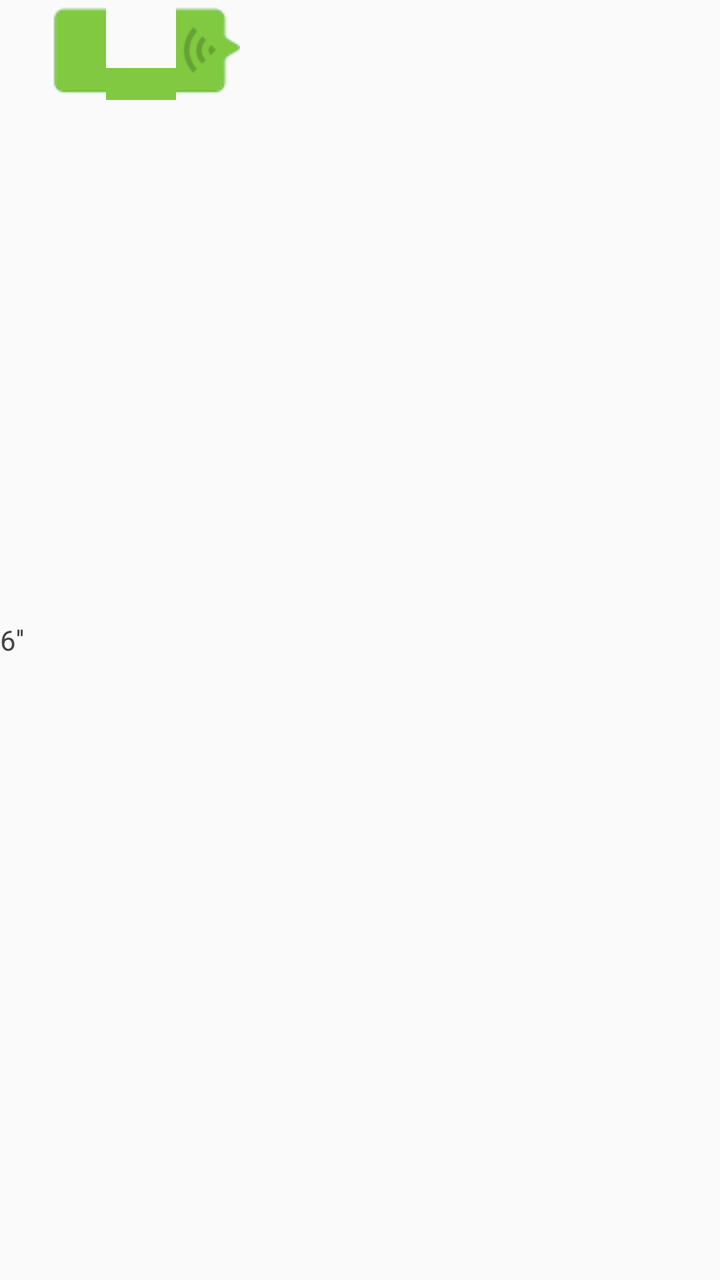
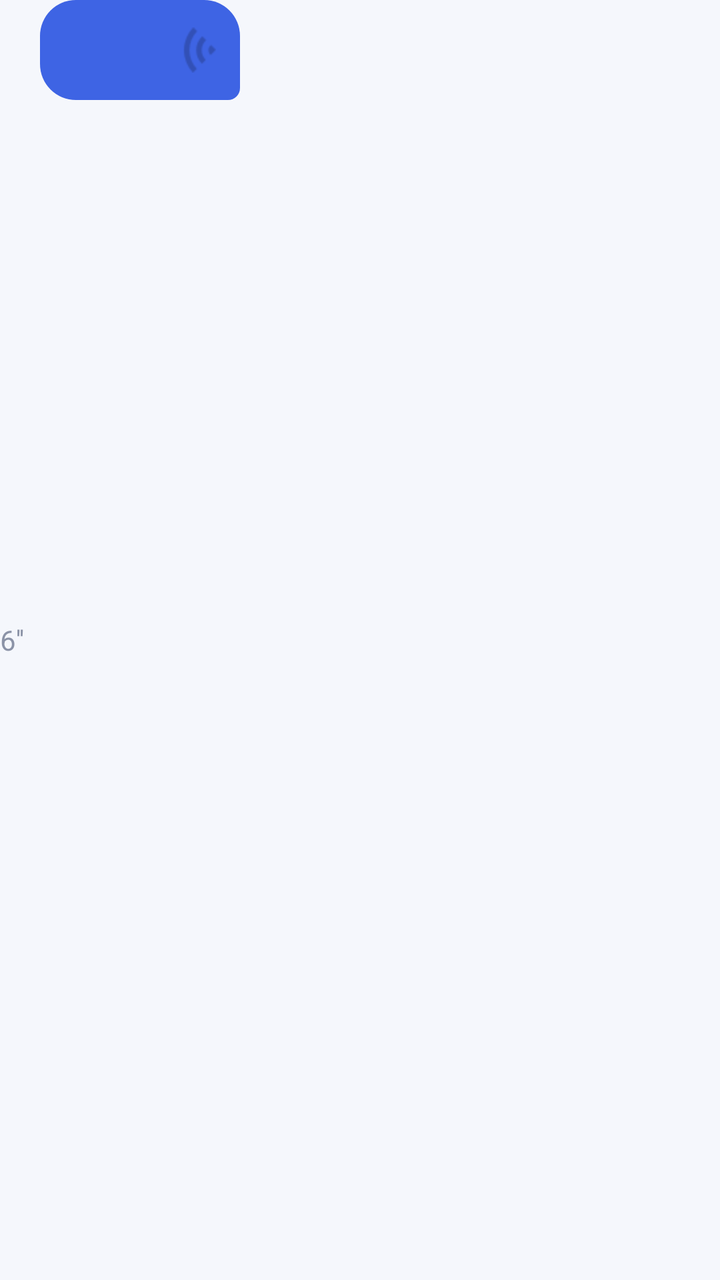

The first picture is an Android layout as it rendered before a commit; the second is the same layout after the commit. The layout source and the unified diff follow.
<!-- AndroidManifest.xml: application theme AppTheme -->
<!-- res/layout/conversation_item_audio_send.xml -->
<?xml version="1.0" encoding="utf-8"?>
<LinearLayout xmlns:android="http://schemas.android.com/apk/res/android"
    android:layout_width="wrap_content"
    android:layout_height="wrap_content"
    android:layout_gravity="right"
    android:orientation="horizontal">

    <TextView
        android:id="@+id/durationTextView"
        android:layout_width="wrap_content"
        android:layout_height="wrap_content"
        android:layout_gravity="center_vertical"
        android:layout_toLeftOf="@id/audioContentLayout"
        android:layout_marginRight="8dp"
        android:text="6''"
        android:textColor="@color/message_text_send_dark" />

    <RelativeLayout
        android:id="@+id/audioContentLayout"
        android:layout_width="100dp"
        android:layout_height="50dp"
        android:layout_alignParentRight="true"
        android:background="@drawable/img_bubble_send"
        android:padding="12dp">

        <ImageView
            android:id="@+id/audioImageView"
            android:layout_width="wrap_content"
            android:layout_height="wrap_content"
            android:layout_alignParentRight="true"
            android:layout_centerInParent="true"
            android:background="@drawable/audio_animation_right_list" />

    </RelativeLayout>

</LinearLayout>
<!-- resources referenced by this layout -->
<resources>
  <color name="message_text_send_dark">#444444</color>
  <!-- drawable audio_animation_right_list (drawable) -->
  <?xml version="1.0" encoding="utf-8"?>
  <animation-list xmlns:android="http://schemas.android.com/apk/res/android"
      android:oneshot="false">
      <item
          android:drawable="@mipmap/audio_animation_list_right_3"
          android:duration="300" />
      <item
          android:drawable="@mipmap/audio_animation_list_right_1"
          android:duration="300" />
      <item
          android:drawable="@mipmap/audio_animation_list_right_2"
          android:duration="300" />
  
  
  </animation-list>
  <!-- drawable img_bubble_send: png bitmap (drawable, 777 bytes) -->
  <style name="AppTheme" parent="Theme.AppCompat.DayNight.NoActionBar">
          
          <item name="colorPrimary">@color/colorPrimary</item>
          <item name="colorPrimaryDark">@color/colorPrimaryDark</item>
          <item name="colorAccent">@color/colorAccent</item>
          
          
          
          <item name="colorBackgroundFloating">@color/white</item>
      </style>
  <color name="colorPrimary">#3e64e4</color>
  <color name="colorPrimaryDark">#3e64e4</color>
  <color name="colorAccent">#7e7e7e</color>
  <color name="white">#ffffff</color>
</resources>

<!-- the commit's change to res/layout/conversation_item_audio_send.xml (unified diff, before → after) -->
@@ -13,14 +13,14 @@
         android:layout_toLeftOf="@id/audioContentLayout"
         android:layout_marginRight="8dp"
         android:text="6''"
-        android:textColor="@color/message_text_send_dark" />
+        android:textColor="@color/mist" />
 
     <RelativeLayout
         android:id="@+id/audioContentLayout"
         android:layout_width="100dp"
         android:layout_height="50dp"
         android:layout_alignParentRight="true"
-        android:background="@drawable/img_bubble_send"
+        android:background="@drawable/shape_bubble_send"
         android:padding="12dp">
 
         <ImageView
<!-- resource entries referenced after the edit -->
@@ -1,6 +1,6 @@
 <!-- resources referenced by this layout -->
 <resources>
-  <color name="message_text_send_dark">#444444</color>
+  <color name="mist">#8B93A7</color>
   <!-- drawable audio_animation_right_list (drawable) -->
   <?xml version="1.0" encoding="utf-8"?>
   <animation-list xmlns:android="http://schemas.android.com/apk/res/android"
@@ -17,20 +17,36 @@
   
   
   </animation-list>
-  <!-- drawable img_bubble_send: png bitmap (drawable, 777 bytes) -->
+  <!-- drawable shape_bubble_send (drawable) -->
+  <?xml version="1.0" encoding="utf-8"?>
+  <shape xmlns:android="http://schemas.android.com/apk/res/android"
+      android:shape="rectangle">
+      <solid android:color="@color/message_bubble_send_bg" />
+      <corners
+          android:bottomLeftRadius="18dp"
+          android:bottomRightRadius="6dp"
+          android:topLeftRadius="18dp"
+          android:topRightRadius="18dp" />
+  </shape>
   <style name="AppTheme" parent="Theme.AppCompat.DayNight.NoActionBar">
-          
           <item name="colorPrimary">@color/colorPrimary</item>
           <item name="colorPrimaryDark">@color/colorPrimaryDark</item>
           <item name="colorAccent">@color/colorAccent</item>
-          
-          
-          
-          <item name="colorBackgroundFloating">@color/white</item>
+          <item name="colorBackgroundFloating">@color/surface</item>
+          <item name="android:windowBackground">@color/paper</item>
+          <item name="android:colorBackground">@color/paper</item>
+          <item name="android:statusBarColor">@color/surface</item>
+          <item name="android:navigationBarColor">@color/surface</item>
+          <item name="android:textColorPrimary">@color/ink</item>
+          <item name="android:textColorSecondary">@color/mist</item>
       </style>
-  <color name="colorPrimary">#3e64e4</color>
-  <color name="colorPrimaryDark">#3e64e4</color>
-  <color name="colorAccent">#7e7e7e</color>
-  <color name="white">#ffffff</color>
+  <color name="message_bubble_send_bg">@color/cobalt</color>
+  <color name="colorPrimary">@color/cobalt</color>
+  <color name="colorPrimaryDark">@color/paper</color>
+  <color name="colorAccent">@color/cobalt</color>
+  <color name="surface">#FFFFFF</color>
+  <color name="paper">#F5F7FC</color>
+  <color name="ink">#171A21</color>
+  <color name="cobalt">#3E64E4</color>
 </resources>
 
